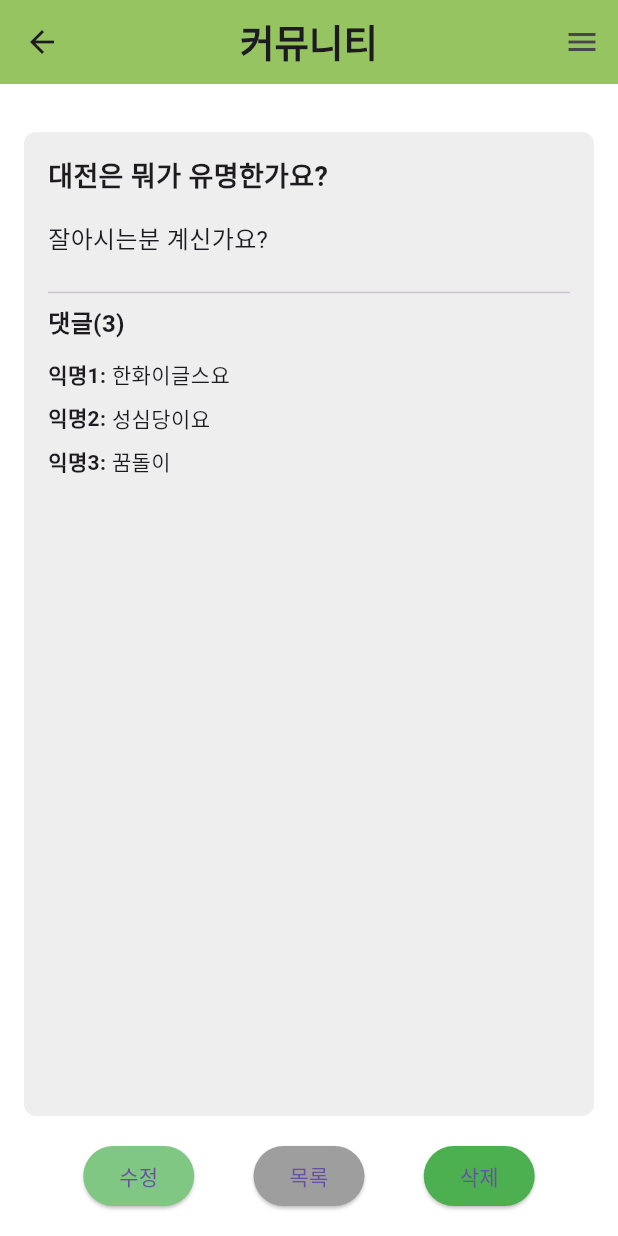
After one commit to aivle-farmpedia/fronted, a Flutter app: the CommunityViewScreen screen opened directly, on a phone screen of 412 x 824 dp. The commit adds this screen. Run offline on Flutter 3.47's test engine with Material 3 defaults, Android fonts, the phone set to English and light mode, and no system bars; our stand-ins replace shared_preferences; accounts and stored records are empty.

Commit message:
커뮤니티 글쓰기화면 및 보기

```diff
--- /dev/null
+++ b/farmpedia/lib/screens/community_view_screen.dart
@@ -0,0 +1,140 @@
+import 'package:flutter/material.dart';
+
+class CommunityViewScreen extends StatelessWidget {
+  const CommunityViewScreen({super.key});
+
+  @override
+  Widget build(BuildContext context) {
+    return Scaffold(
+      backgroundColor: Colors.white,
+      appBar: AppBar(
+        centerTitle: true,
+        leading: IconButton(
+          icon: const Icon(Icons.arrow_back),
+          onPressed: () {
+            Navigator.pop(context);
+          },
+        ),
+        actions: [
+          IconButton(
+            icon: const Icon(Icons.menu),
+            onPressed: () {
+              // Handle menu button press
+            },
+          ),
+        ],
+        backgroundColor: const Color(0xff95C461),
+        title: const Text(
+          "커뮤니티",
+          style: TextStyle(
+            fontSize: 25,
+            fontWeight: FontWeight.w800,
+          ),
+        ),
+      ),
+      body: Padding(
+        padding: const EdgeInsets.all(16.0),
+        child: Column(
+          children: [
+            const SizedBox(height: 16.0),
+            Expanded(
+              child: Container(
+                padding: const EdgeInsets.all(16.0),
+                decoration: BoxDecoration(
+                  color: Colors.grey.shade200,
+                  borderRadius: BorderRadius.circular(8.0),
+                ),
+                child: const Column(
+                  crossAxisAlignment: CrossAxisAlignment.start,
+                  children: [
+                    Text(
+                      '대전은 뭐가 유명한가요?',
+                      style:
+                          TextStyle(fontSize: 18, fontWeight: FontWeight.bold),
+                    ),
+                    SizedBox(height: 16.0),
+                    Text(
+                      '잘아시는분 계신가요?',
+                      style: TextStyle(fontSize: 16),
+                    ),
+                    SizedBox(height: 16.0),
+                    Divider(),
+                    Text(
+                      '댓글(3)',
+                      style:
+                          TextStyle(fontSize: 16, fontWeight: FontWeight.bold),
+                    ),
+                    SizedBox(height: 8.0),
+                    CommentWidget(author: '익명1', content: '한화이글스요'),
+                    CommentWidget(author: '익명2', content: '성심당이요'),
+                    CommentWidget(author: '익명3', content: '꿈돌이'),
+                  ],
+                ),
+              ),
+            ),
+            const SizedBox(height: 16.0),
+            Row(
+              mainAxisAlignment: MainAxisAlignment.spaceEvenly,
+              children: [
+                ElevatedButton(
+                  onPressed: () {
+                    // Handle 수정 button press
+                  },
+                  style: ElevatedButton.styleFrom(
+                    backgroundColor: Colors.green[300],
+                  ),
+                  child: const Text('수정'),
+                ),
+                ElevatedButton(
+                  onPressed: () {
+                    Navigator.pop(context);
+                  },
+                  style: ElevatedButton.styleFrom(
+                    backgroundColor: Colors.grey,
+                  ),
+                  child: const Text('목록'),
+                ),
+                ElevatedButton(
+                  onPressed: () {
+                    // Handle 삭제 button press
+                  },
+                  style: ElevatedButton.styleFrom(
+                    backgroundColor: Colors.green,
+                  ),
+                  child: const Text('삭제'),
+                ),
+              ],
+            ),
+          ],
+        ),
+      ),
+    );
+  }
+}
+
+class CommentWidget extends StatelessWidget {
+  final String author;
+  final String content;
+
+  const CommentWidget({
+    super.key,
+    required this.author,
+    required this.content,
+  });
+
+  @override
+  Widget build(BuildContext context) {
+    return Padding(
+      padding: const EdgeInsets.symmetric(vertical: 4.0),
+      child: Row(
+        children: [
+          Text(
+            '$author: ',
+            style: const TextStyle(fontWeight: FontWeight.bold),
+          ),
+          Expanded(child: Text(content)),
+        ],
+      ),
+    );
+  }
+}
--- a/farmpedia/lib/screens/gpt_screen.dart
+++ b/farmpedia/lib/screens/gpt_screen.dart
@@ -16,7 +16,7 @@ class GPTScreen extends StatelessWidget {
             beforeContext: context,
           ),
           actions: const [MenuWidget()],
-          backgroundColor: const Color.fromARGB(255, 241, 240, 240),
+          backgroundColor: const Color(0xff95C461),
           title: const Text(
             "귀농GPT",
             style: TextStyle(
--- a/farmpedia/lib/screens/home_screen.dart
+++ b/farmpedia/lib/screens/home_screen.dart
@@ -96,7 +96,7 @@ class _HomeScreenState extends State<HomeScreen> {
   @override
   Widget build(BuildContext context) {
     // const Color mainColor = Color(0xff95C461);
-    const Color barColor = Color(0xffF1F1F1);
+    const Color barColor = Color(0xff95C461);
     return MaterialApp(
       home: Scaffold(
         backgroundColor: Colors.white,
--- a/farmpedia/lib/screens/search_detail_screen.dart
+++ b/farmpedia/lib/screens/search_detail_screen.dart
@@ -21,7 +21,7 @@ class _SearchDetailScreenState extends State<SearchDetailScreen> {
       home: Scaffold(
         backgroundColor: Colors.white,
         appBar: AppBar(
-          backgroundColor: Colors.white,
+          backgroundColor: const Color(0xff95C461),
           leading: BackpageWidget(beforeContext: context),
           centerTitle: true,
           title: Text(widget.crops),
```
Also changed, not shown: farmpedia/lib/screens/community_screen copy.dart (deleted, +0 -45 lines), farmpedia/lib/screens/community_screen.dart (+38 -12 lines), farmpedia/lib/screens/community_write_screen.dart (added, +91 -0 lines).
